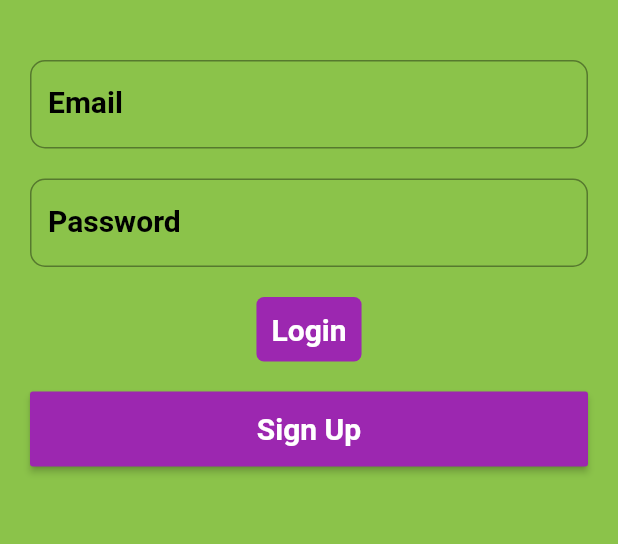
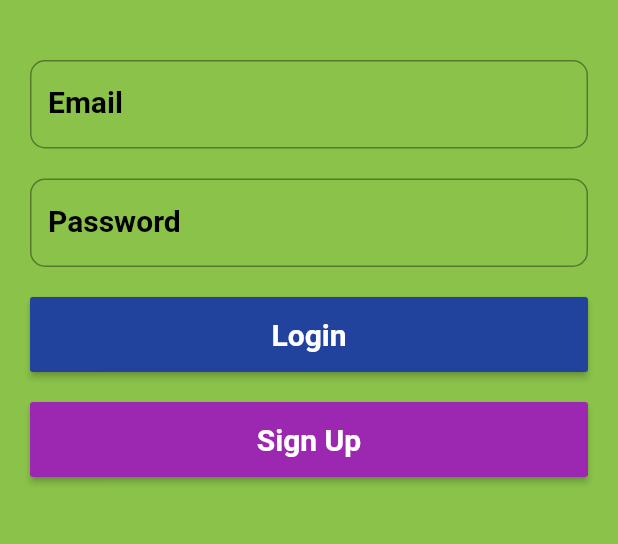
Before and after one commit to kimearwud22/e-sampah-mobile, a Flutter app: the LoginPage screen opened directly, on a phone screen of 412 x 824 dp, the part 330-874 px from its top. Run offline on Flutter 3.47's test engine with Material 2 defaults, Android fonts, the phone set to English and light mode, and no system bars; our stand-ins replace hexcolor.

Commit message:
flutter next

```diff
--- a/lib/component/Login.dart
+++ b/lib/component/Login.dart
@@ -95,7 +95,6 @@ class LoginPage extends StatelessWidget {
             ),
             margin: const EdgeInsets.only(top: 20),
           ),
-
         ],
       ),
       margin: const EdgeInsets.only(top: 20),
@@ -108,26 +107,30 @@ class LoginPage extends StatelessWidget {
         Padding(padding: const EdgeInsets.only(top: 20)),
         InkWell(
           child: Container(
-            padding: const EdgeInsets.all(10),
             decoration: BoxDecoration(
-              borderRadius: BorderRadius.circular(5),
-              color: Colors.primaries[2],
+              borderRadius: BorderRadius.circular(10),
+              color: Colors.black,
             ),
+            child: MaterialButton(
+              minWidth: double.infinity,
+              height: 50,
+              color: Color.fromARGB(255, 34, 67, 157),
+              textColor: Colors.white,
               child: Text(
                 'Login',
                 style: TextStyle(
                   fontSize: 20,
                   fontWeight: FontWeight.bold,
-                color: Colors.white,
                 ),
               ),
-          ),
-          onTap: () {
+              onPressed: () {
                 Navigator.push(
                   context,
                   MaterialPageRoute(builder: (context) => MyContent()),
                 );
               },
+            ),
+          ),
         ),
       ],
     );
@@ -139,6 +142,10 @@ class LoginPage extends StatelessWidget {
         Padding(padding: const EdgeInsets.only(top: 20)),
         InkWell(
           child: Container(
+            decoration: BoxDecoration(
+              borderRadius: BorderRadius.circular(10),
+              color: Colors.black,
+            ),
             child: MaterialButton(
               minWidth: double.infinity,
               height: 50,
```
Also changed, not shown: lib/main.dart (+10 -31 lines). Lines whose indentation alone changed are shown as unchanged.
